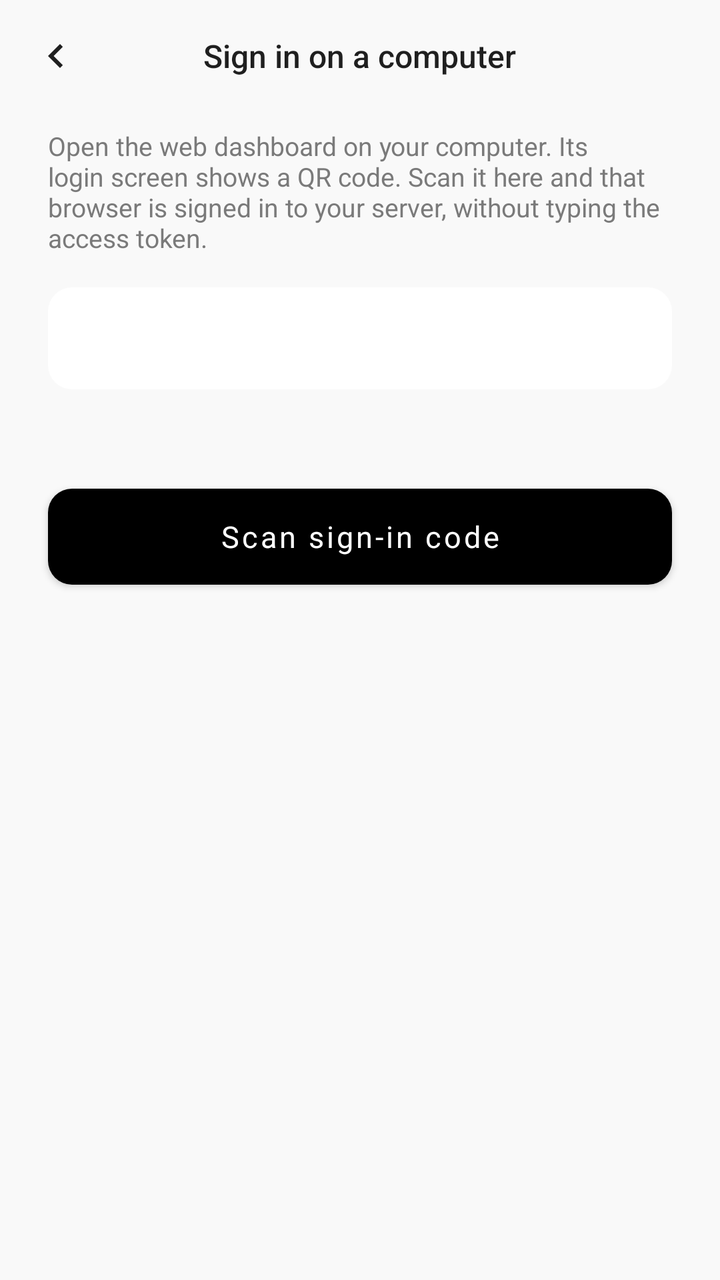
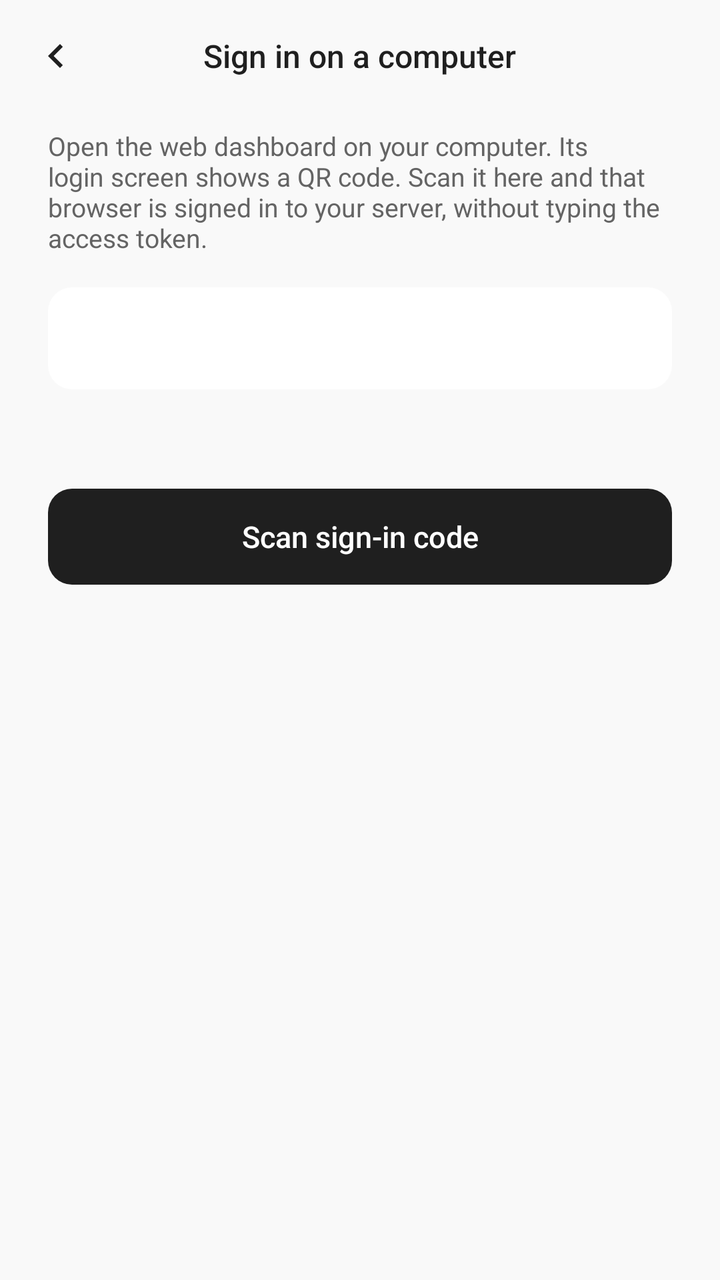

The first picture is an Android layout as it rendered before a commit; the second is the same layout after the commit. The layout source and the unified diff follow.
<!-- AndroidManifest.xml: application theme Theme.PlaudBridge -->
<!-- res/layout/activity_qr_login.xml -->
<?xml version="1.0" encoding="utf-8"?>
<LinearLayout xmlns:android="http://schemas.android.com/apk/res/android"
    xmlns:app="http://schemas.android.com/apk/res-auto"
    android:layout_width="match_parent"
    android:layout_height="match_parent"
    android:background="@color/bg_primary"
    android:orientation="vertical">

    
    <FrameLayout
        android:layout_width="match_parent"
        android:layout_height="56dp">

        <ImageButton
            android:id="@+id/backButton"
            android:layout_width="48dp"
            android:layout_height="48dp"
            android:layout_gravity="start|center_vertical"
            android:layout_marginStart="4dp"
            android:background="?attr/selectableItemBackgroundBorderless"
            android:contentDescription="@string/cd_back"
            android:src="@drawable/ic_chevron_left"
            android:tint="@color/text_primary" />

        <TextView
            android:layout_width="wrap_content"
            android:layout_height="wrap_content"
            android:layout_gravity="center"
            android:fontFamily="sans-serif-medium"
            android:text="@string/sign_in_on_computer"
            android:textColor="@color/text_primary"
            android:textSize="16sp" />
    </FrameLayout>

    <TextView
        android:layout_width="match_parent"
        android:layout_height="wrap_content"
        android:layout_marginStart="24dp"
        android:layout_marginTop="8dp"
        android:layout_marginEnd="24dp"
        android:fontFamily="sans-serif"
        android:text="@string/qr_login_help"
        android:textColor="@color/gray_medium"
        android:textSize="13sp" />

    <TextView
        android:id="@+id/serverLabel"
        android:layout_width="match_parent"
        android:layout_height="wrap_content"
        android:layout_marginStart="24dp"
        android:layout_marginTop="16dp"
        android:layout_marginEnd="24dp"
        android:background="@drawable/bg_card"
        android:fontFamily="sans-serif"
        android:padding="16dp"
        android:textColor="@color/text_primary"
        android:textSize="14sp" />

    <TextView
        android:id="@+id/statusLabel"
        android:layout_width="match_parent"
        android:layout_height="wrap_content"
        android:layout_marginStart="24dp"
        android:layout_marginTop="16dp"
        android:layout_marginEnd="24dp"
        android:fontFamily="sans-serif"
        android:textColor="@color/text_secondary"
        android:textSize="13sp" />

    <Button
        android:id="@+id/scanButton"
        android:layout_width="match_parent"
        android:layout_height="48dp"
        android:layout_marginStart="24dp"
        android:layout_marginTop="16dp"
        android:layout_marginEnd="24dp"
        android:background="@drawable/bg_primary_button"
        android:fontFamily="sans-serif"
        android:insetTop="0dp"
        android:insetBottom="0dp"
        android:text="@string/qr_login_scan"
        android:textAllCaps="false"
        android:textColor="@color/white"
        android:textSize="15sp"
        app:backgroundTint="@null" />
</LinearLayout>
<!-- resources referenced by this layout -->
<resources>
  <color name="bg_primary">#F9F9F9</color>
  <color name="gray_medium">#7A7A7A</color>
  <color name="text_primary">#1F1F1F</color>
  <color name="text_secondary">#A3A3A3</color>
  <color name="white">#FFFFFF</color>
  <!-- drawable bg_card (drawable) -->
  <?xml version="1.0" encoding="utf-8"?>
  <shape xmlns:android="http://schemas.android.com/apk/res/android"
      android:shape="rectangle">
      <solid android:color="@color/white" />
      <corners android:radius="12dp" />
  </shape>
  <!-- drawable bg_primary_button (drawable) -->
  <?xml version="1.0" encoding="utf-8"?>
  <shape xmlns:android="http://schemas.android.com/apk/res/android"
      android:shape="rectangle">
      <solid android:color="@color/black" />
      <corners android:radius="12dp" />
  </shape>
  <style name="Theme.PlaudBridge" parent="Theme.MaterialComponents.Light.NoActionBar">
          <item name="colorPrimary">#1F1F1F</item>
          <item name="colorPrimaryVariant">#1F1F1F</item>
          <item name="colorOnPrimary">#FFFFFF</item>
          <item name="colorSecondary">#6CAE85</item>
          <item name="colorOnSecondary">#FFFFFF</item>
          <item name="android:windowBackground">@color/bg_primary</item>
          <item name="android:statusBarColor">@color/bg_primary</item>
          <item name="android:windowLightStatusBar">true</item>
          <item name="windowActionBar">false</item>
          <item name="windowNoTitle">true</item>
      </style>
  <color name="black">#000000</color>
  <!-- unchanged entries left out for length: 5 -->
</resources>

<!-- the commit's change to res/layout/activity_qr_login.xml (unified diff, before → after) -->
@@ -3,7 +3,7 @@
     xmlns:app="http://schemas.android.com/apk/res-auto"
     android:layout_width="match_parent"
     android:layout_height="match_parent"
-    android:background="@color/bg_primary"
+    android:background="?android:attr/colorBackground"
     android:orientation="vertical">
 
     
@@ -13,14 +13,11 @@
 
         <ImageButton
             android:id="@+id/backButton"
-            android:layout_width="48dp"
-            android:layout_height="48dp"
+            style="@style/Widget.PlaudBridge.IconButton"
             android:layout_gravity="start|center_vertical"
             android:layout_marginStart="4dp"
-            android:background="?attr/selectableItemBackgroundBorderless"
             android:contentDescription="@string/cd_back"
-            android:src="@drawable/ic_chevron_left"
-            android:tint="@color/text_primary" />
+            android:src="@drawable/ic_chevron_left" />
 
         <TextView
             android:layout_width="wrap_content"
@@ -28,7 +25,7 @@
             android:layout_gravity="center"
             android:fontFamily="sans-serif-medium"
             android:text="@string/sign_in_on_computer"
-            android:textColor="@color/text_primary"
+            android:textColor="?attr/colorOnSurface"
             android:textSize="16sp" />
     </FrameLayout>
 
@@ -40,7 +37,7 @@
         android:layout_marginEnd="24dp"
         android:fontFamily="sans-serif"
         android:text="@string/qr_login_help"
-        android:textColor="@color/gray_medium"
+        android:textColor="?attr/colorOnSurfaceVariant"
         android:textSize="13sp" />
 
     <TextView
@@ -53,7 +50,7 @@
         android:background="@drawable/bg_card"
         android:fontFamily="sans-serif"
         android:padding="16dp"
-        android:textColor="@color/text_primary"
+        android:textColor="?attr/colorOnSurface"
         android:textSize="14sp" />
 
     <TextView
@@ -64,23 +61,17 @@
         android:layout_marginTop="16dp"
         android:layout_marginEnd="24dp"
         android:fontFamily="sans-serif"
-        android:textColor="@color/text_secondary"
+        android:textColor="?attr/colorOnSurfaceVariant"
         android:textSize="13sp" />
 
-    <Button
+    <com.google.android.material.button.MaterialButton
         android:id="@+id/scanButton"
+        style="@style/Widget.PlaudBridge.Button"
         android:layout_width="match_parent"
         android:layout_height="48dp"
         android:layout_marginStart="24dp"
         android:layout_marginTop="16dp"
         android:layout_marginEnd="24dp"
-        android:background="@drawable/bg_primary_button"
-        android:fontFamily="sans-serif"
-        android:insetTop="0dp"
-        android:insetBottom="0dp"
         android:text="@string/qr_login_scan"
-        android:textAllCaps="false"
-        android:textColor="@color/white"
-        android:textSize="15sp"
-        app:backgroundTint="@null" />
+        android:textSize="15sp" />
 </LinearLayout>
<!-- resource entries referenced after the edit -->
@@ -1,37 +1,134 @@
 <!-- resources referenced by this layout -->
 <resources>
-  <color name="bg_primary">#F9F9F9</color>
-  <color name="gray_medium">#7A7A7A</color>
-  <color name="text_primary">#1F1F1F</color>
-  <color name="text_secondary">#A3A3A3</color>
-  <color name="white">#FFFFFF</color>
   <!-- drawable bg_card (drawable) -->
   <?xml version="1.0" encoding="utf-8"?>
   <shape xmlns:android="http://schemas.android.com/apk/res/android"
       android:shape="rectangle">
-      <solid android:color="@color/white" />
+      <solid android:color="?attr/colorSurface" />
       <corners android:radius="12dp" />
   </shape>
-  <!-- drawable bg_primary_button (drawable) -->
-  <?xml version="1.0" encoding="utf-8"?>
-  <shape xmlns:android="http://schemas.android.com/apk/res/android"
-      android:shape="rectangle">
-      <solid android:color="@color/black" />
-      <corners android:radius="12dp" />
-  </shape>
-  <style name="Theme.PlaudBridge" parent="Theme.MaterialComponents.Light.NoActionBar">
-          <item name="colorPrimary">#1F1F1F</item>
-          <item name="colorPrimaryVariant">#1F1F1F</item>
-          <item name="colorOnPrimary">#FFFFFF</item>
-          <item name="colorSecondary">#6CAE85</item>
-          <item name="colorOnSecondary">#FFFFFF</item>
-          <item name="android:windowBackground">@color/bg_primary</item>
-          <item name="android:statusBarColor">@color/bg_primary</item>
-          <item name="android:windowLightStatusBar">true</item>
+  <style name="Widget.PlaudBridge.Button" parent="Widget.MaterialComponents.Button.UnelevatedButton">
+          <item name="android:textAllCaps">false</item>
+          <item name="android:fontFamily">sans-serif-medium</item>
+          <item name="android:textSize">14sp</item>
+          <item name="android:letterSpacing">0</item>
+          <item name="android:insetTop">0dp</item>
+          <item name="android:insetBottom">0dp</item>
+          <item name="android:minWidth">0dp</item>
+          <item name="android:minHeight">36dp</item>
+          <item name="android:paddingStart">16dp</item>
+          <item name="android:paddingEnd">16dp</item>
+          <item name="android:textColor">@color/pb_button_filled_text</item>
+          <item name="backgroundTint">@color/pb_button_filled_bg</item>
+          <item name="rippleColor">@color/pb_button_filled_ripple</item>
+          <item name="cornerRadius">12dp</item>
+          <item name="iconTint">@color/pb_button_filled_text</item>
+      </style>
+  <style name="Widget.PlaudBridge.IconButton" parent="">
+          <item name="android:layout_width">48dp</item>
+          <item name="android:layout_height">48dp</item>
+          <item name="android:background">?attr/selectableItemBackgroundBorderless</item>
+          <item name="android:scaleType">center</item>
+          <item name="tint">?attr/colorOnSurface</item>
+      </style>
+  <style name="Theme.PlaudBridge" parent="Base.Theme.PlaudBridge" />
+  <style name="Base.Theme.PlaudBridge" parent="Theme.MaterialComponents.DayNight.NoActionBar">
+          <item name="colorPrimary">@color/pb_primary</item>
+          <item name="colorPrimaryVariant">@color/pb_primary</item>
+          <item name="colorOnPrimary">@color/pb_on_primary</item>
+          
+          <item name="colorSecondary">@color/pb_primary</item>
+          <item name="colorSecondaryVariant">@color/pb_primary</item>
+          <item name="colorOnSecondary">@color/pb_on_primary</item>
+          <item name="colorSurface">@color/pb_surface</item>
+          <item name="colorOnSurface">@color/pb_on_surface</item>
+          <item name="colorSurfaceVariant">@color/pb_surface_variant</item>
+          <item name="colorOnSurfaceVariant">@color/pb_on_surface_variant</item>
+          <item name="colorOutline">@color/pb_outline</item>
+          <item name="colorError">@color/pb_error</item>
+          <item name="colorOnError">@color/pb_on_primary</item>
+          <item name="android:colorBackground">@color/pb_background</item>
+          <item name="colorOnBackground">@color/pb_on_surface</item>
+          <item name="colorControlNormal">@color/pb_on_surface_variant</item>
+          <item name="android:textColorPrimary">@color/pb_on_surface</item>
+          <item name="android:textColorSecondary">@color/pb_on_surface_variant</item>
+          <item name="android:textColorHint">@color/pb_on_surface_variant</item>
+          <item name="android:textColorLink">@color/pb_on_surface</item>
+  
+          <item name="pbColorTextBody">@color/pb_text_body</item>
+          <item name="pbColorDivider">@color/pb_divider</item>
+          <item name="pbColorSuccess">@color/pb_success</item>
+          <item name="pbColorWarning">@color/pb_warning</item>
+          <item name="pbColorHighlightAccent">@color/pb_warning</item>
+          <item name="pbColorHighlightFlash">@color/pb_highlight_flash</item>
+          <item name="pbColorSelectionTint">@color/pb_selection_tint</item>
+  
+          <item name="android:windowBackground">@color/pb_background</item>
+          <item name="android:statusBarColor">@color/pb_background</item>
+          <item name="android:windowLightStatusBar">@bool/pb_light_system_bars</item>
           <item name="windowActionBar">false</item>
           <item name="windowNoTitle">true</item>
+  
+          <item name="materialButtonStyle">@style/Widget.PlaudBridge.Button</item>
+          <item name="materialButtonOutlinedStyle">@style/Widget.PlaudBridge.Button.Outlined</item>
+          <item name="materialAlertDialogTheme">@style/ThemeOverlay.PlaudBridge.Dialog</item>
+          <item name="alertDialogTheme">@style/ThemeOverlay.PlaudBridge.Dialog</item>
+          <item name="bottomSheetDialogTheme">@style/ThemeOverlay.PlaudBridge.BottomSheet</item>
       </style>
-  <color name="black">#000000</color>
+  <color name="pb_primary">#1F1F1F</color>
+  <color name="pb_on_primary">#FFFFFF</color>
+  <color name="pb_surface">#FFFFFF</color>
+  <color name="pb_on_surface">#1F1F1F</color>
+  <color name="pb_surface_variant">#EFEFEF</color>
+  <color name="pb_on_surface_variant">#646464</color>
+  <color name="pb_outline">#C6C6C6</color>
+  <color name="pb_error">#C93B2F</color>
+  <color name="pb_background">#F9F9F9</color>
+  <color name="pb_text_body">#3D3D3D</color>
+  <color name="pb_divider">#EBEBEB</color>
+  <color name="pb_success">#357A50</color>
+  <color name="pb_warning">#9E5C00</color>
+  <color name="pb_highlight_flash">#33FF9500</color>
+  <color name="pb_selection_tint">#1F3D3D3D</color>
+  <style name="Widget.PlaudBridge.Button.Outlined" parent="Widget.MaterialComponents.Button.OutlinedButton">
+          <item name="android:textAllCaps">false</item>
+          <item name="android:fontFamily">sans-serif-medium</item>
+          <item name="android:textSize">14sp</item>
+          <item name="android:letterSpacing">0</item>
+          <item name="android:insetTop">0dp</item>
+          <item name="android:insetBottom">0dp</item>
+          <item name="android:minWidth">0dp</item>
+          <item name="android:minHeight">36dp</item>
+          <item name="android:paddingStart">16dp</item>
+          <item name="android:paddingEnd">16dp</item>
+          <item name="android:textColor">@color/pb_button_outlined_text</item>
+          <item name="backgroundTint">?attr/colorSurface</item>
+          <item name="strokeColor">@color/pb_button_outlined_stroke</item>
+          <item name="strokeWidth">1dp</item>
+          <item name="rippleColor">@color/pb_button_outlined_ripple</item>
+          <item name="cornerRadius">12dp</item>
+          <item name="iconTint">@color/pb_button_outlined_text</item>
+      </style>
+  <style name="ThemeOverlay.PlaudBridge.Dialog" parent="ThemeOverlay.MaterialComponents.MaterialAlertDialog">
+          <item name="colorPrimary">@color/pb_primary</item>
+          <item name="colorOnSurface">@color/pb_on_surface</item>
+          <item name="android:textColorPrimary">@color/pb_on_surface</item>
+          <item name="android:textColorSecondary">@color/pb_text_body</item>
+          <item name="android:textColorAlertDialogListItem">@color/pb_on_surface</item>
+          <item name="shapeAppearanceOverlay">@style/ShapeAppearanceOverlay.PlaudBridge.Dialog</item>
+      </style>
+  <style name="ThemeOverlay.PlaudBridge.BottomSheet" parent="ThemeOverlay.MaterialComponents.BottomSheetDialog">
+          <item name="bottomSheetStyle">@style/Widget.PlaudBridge.BottomSheet</item>
+          <item name="android:navigationBarColor">@color/pb_surface</item>
+      </style>
+  <style name="ShapeAppearanceOverlay.PlaudBridge.Dialog" parent="">
+          <item name="cornerFamily">rounded</item>
+          <item name="cornerSize">16dp</item>
+      </style>
+  <style name="Widget.PlaudBridge.BottomSheet" parent="Widget.MaterialComponents.BottomSheet.Modal">
+          <item name="android:background">@android:color/transparent</item>
+          <item name="backgroundTint">@android:color/transparent</item>
+      </style>
   <!-- unchanged entries left out for length: 5 -->
 </resources>
 
